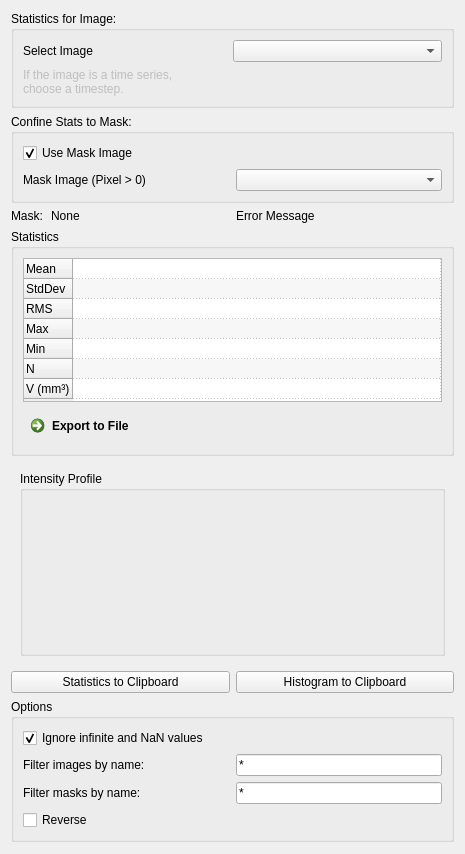
The window that Modules/Bundles/org.mitk.gui.qt.imagestatistics/src/internal/QmitkImageStatisticsViewControls.ui (MITK/MITK) describes before a commit, drawn with Qt 5.
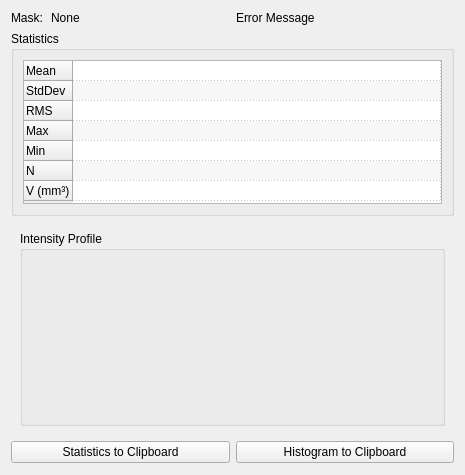
The same window after the commit. Custom widgets are drawn as their Qt base class.

Commit message: FIX (#3464): Further clean-up of GUI (remove unused elements)

```diff
--- a/Modules/Bundles/org.mitk.gui.qt.imagestatistics/src/internal/QmitkImageStatisticsViewControls.ui
+++ b/Modules/Bundles/org.mitk.gui.qt.imagestatistics/src/internal/QmitkImageStatisticsViewControls.ui
@@ -10,85 +10,14 @@
     <x>0</x>
     <y>0</y>
     <width>465</width>
-    <height>854</height>
+    <height>475</height>
    </rect>
   </property>
   <property name="windowTitle">
    <string>Form</string>
   </property>
   <layout class="QGridLayout" name="gridLayout_11">
-   <item row="0" column="0" colspan="2">
-    <widget class="QGroupBox" name="gbOneImageOps">
-     <property name="title">
-      <string>Statistics for Image:</string>
-     </property>
-     <layout class="QGridLayout" name="gridLayout">
-      <item row="0" column="0" colspan="2">
-       <widget class="QLabel" name="tl1_1">
-        <property name="text">
-         <string>Select Image</string>
-        </property>
-        <property name="wordWrap">
-         <bool>false</bool>
-        </property>
-       </widget>
-      </item>
-      <item row="0" column="2" colspan="2">
-       <widget class="QmitkDataStorageComboBox" name="m_ImageSelector1"/>
-      </item>
-      <item row="1" column="0" colspan="3">
-       <widget class="QLabel" name="tlTime">
-        <property name="enabled">
-         <bool>false</bool>
-        </property>
-        <property name="text">
-         <string>If the image is a time series, 
-choose a timestep.</string>
-        </property>
-        <property name="wordWrap">
-         <bool>false</bool>
-        </property>
-       </widget>
-      </item>
-      <item row="1" column="3">
-       <widget class="QmitkSliderNavigatorWidget" name="sliceNavigatorTime" native="true"/>
-      </item>
-     </layout>
-    </widget>
-   </item>
-   <item row="1" column="0" colspan="2">
-    <widget class="QGroupBox" name="gbTwoImageOps">
-     <property name="title">
-      <string>Confine Stats to Mask:</string>
-     </property>
-     <layout class="QGridLayout" name="gridLayout_2">
-      <item row="1" column="0">
-       <widget class="QLabel" name="textLabel1">
-        <property name="text">
-         <string>Mask Image (Pixel &gt; 0)</string>
-        </property>
-        <property name="wordWrap">
-         <bool>false</bool>
-        </property>
-       </widget>
-      </item>
-      <item row="1" column="1">
-       <widget class="QmitkDataStorageComboBox" name="m_ImageSelector2"/>
-      </item>
-      <item row="0" column="0">
-       <widget class="QCheckBox" name="useMaskStatistics">
-        <property name="text">
-         <string>Use Mask Image</string>
-        </property>
-        <property name="checked">
-         <bool>true</bool>
-        </property>
-       </widget>
-      </item>
-     </layout>
-    </widget>
-   </item>
-   <item row="2" column="0">
+   <item row="0" column="0">
     <layout class="QGridLayout" name="gridLayout_5">
      <item row="0" column="0">
       <widget class="QLabel" name="label_2">
@@ -115,7 +44,7 @@
      </item>
     </layout>
    </item>
-   <item row="4" column="0" colspan="2">
+   <item row="2" column="0" colspan="2">
     <widget class="QGroupBox" name="groupBox_3">
      <property name="title">
       <string>Statistics</string>
@@ -291,17 +220,10 @@
         </column>
        </widget>
       </item>
-      <item row="1" column="0">
-       <widget class="QCommandLinkButton" name="m_AllTreeButton">
-        <property name="text">
-         <string>Export to File</string>
-        </property>
-       </widget>
-      </item>
      </layout>
     </widget>
    </item>
-   <item row="5" column="0" colspan="2">
+   <item row="3" column="0" colspan="2">
     <widget class="QStackedWidget" name="m_StatisticsWidgetStack">
      <property name="enabled">
       <bool>true</bool>
@@ -401,7 +323,7 @@
      </widget>
     </widget>
    </item>
-   <item row="6" column="0" colspan="2">
+   <item row="4" column="0" colspan="2">
     <layout class="QGridLayout" name="gridLayout_7">
      <item row="0" column="0">
       <widget class="QPushButton" name="m_ButtonCopyStatisticsToClipboard">
@@ -419,127 +341,7 @@
      </item>
     </layout>
    </item>
-   <item row="7" column="0" colspan="2">
-    <widget class="QGroupBox" name="gbOptions">
-     <property name="title">
-      <string>Options</string>
-     </property>
-     <layout class="QGridLayout" name="gridLayout_6">
-      <item row="0" column="0">
-       <widget class="QCheckBox" name="m_IgnoreInfCheckbox">
-        <property name="sizePolicy">
-         <sizepolicy hsizetype="Preferred" vsizetype="Fixed">
-          <horstretch>0</horstretch>
-          <verstretch>0</verstretch>
-         </sizepolicy>
-        </property>
-        <property name="text">
-         <string>Ignore infinite and NaN values</string>
-        </property>
-        <property name="checked">
-         <bool>true</bool>
-        </property>
-       </widget>
-      </item>
-      <item row="3" column="0">
-       <widget class="QCheckBox" name="m_NameFilterReverse">
-        <property name="text">
-         <string>Reverse</string>
-        </property>
-       </widget>
-      </item>
-      <item row="2" column="0">
-       <widget class="QFrame" name="frame_5">
-        <property name="frameShape">
-         <enum>QFrame::NoFrame</enum>
-        </property>
-        <property name="frameShadow">
-         <enum>QFrame::Raised</enum>
-        </property>
-        <layout class="QHBoxLayout" name="horizontalLayout_3">
-         <property name="margin">
-          <number>0</number>
-         </property>
-         <item>
-          <widget class="QLabel" name="textLabel2_2">
-           <property name="text">
-            <string>Filter masks by name:</string>
-           </property>
-           <property name="wordWrap">
-            <bool>false</bool>
-           </property>
-          </widget>
-         </item>
-         <item>
-          <widget class="QLineEdit" name="m_NameFilterMasks">
-           <property name="sizePolicy">
-            <sizepolicy hsizetype="Preferred" vsizetype="Preferred">
-             <horstretch>0</horstretch>
-             <verstretch>0</verstretch>
-            </sizepolicy>
-           </property>
-           <property name="minimumSize">
-            <size>
-             <width>50</width>
-             <height>0</height>
-            </size>
-           </property>
-           <property name="text">
-            <string>*</string>
-           </property>
-          </widget>
-         </item>
-        </layout>
-       </widget>
-      </item>
-      <item row="1" column="0">
-       <widget class="QFrame" name="frame_4">
-        <property name="frameShape">
-         <enum>QFrame::NoFrame</enum>
-        </property>
-        <property name="frameShadow">
-         <enum>QFrame::Raised</enum>
-        </property>
-        <layout class="QHBoxLayout" name="horizontalLayout_2">
-         <property name="margin">
-          <number>0</number>
-         </property>
-         <item>
-          <widget class="QLabel" name="textLabel1_2">
-           <property name="text">
-            <string>Filter images by name:</string>
-           </property>
-           <property name="wordWrap">
-            <bool>false</bool>
-           </property>
-          </widget>
-         </item>
-         <item>
-          <widget class="QLineEdit" name="m_NameFilterImages">
-           <property name="sizePolicy">
-            <sizepolicy hsizetype="Preferred" vsizetype="Preferred">
-             <horstretch>0</horstretch>
-             <verstretch>0</verstretch>
-            </sizepolicy>
-           </property>
-           <property name="minimumSize">
-            <size>
-             <width>50</width>
-             <height>0</height>
-            </size>
-           </property>
-           <property name="text">
-            <string>*</string>
-           </property>
-          </widget>
-         </item>
-        </layout>
-       </widget>
-      </item>
-     </layout>
-    </widget>
-   </item>
-   <item row="8" column="1">
+   <item row="5" column="1">
     <spacer name="spacer2">
      <property name="orientation">
       <enum>Qt::Vertical</enum>
@@ -555,7 +357,7 @@
      </property>
     </spacer>
    </item>
-   <item row="2" column="1">
+   <item row="0" column="1">
     <widget class="QLabel" name="m_ErrorMessageLabel">
      <property name="text">
       <string>Error Message</string>
@@ -568,16 +370,6 @@
   </layout>
  </widget>
  <customwidgets>
-  <customwidget>
-   <class>QmitkDataStorageComboBox</class>
-   <extends>QComboBox</extends>
-   <header>QmitkDataStorageComboBox.h</header>
-  </customwidget>
-  <customwidget>
-   <class>QmitkSliderNavigatorWidget</class>
-   <extends>QWidget</extends>
-   <header location="global">QmitkSliderNavigatorWidget.h</header>
-  </customwidget>
   <customwidget>
    <class>QmitkVtkHistogramWidget</class>
    <extends>QWidget</extends>
```
The commit also changes 2 other files.
